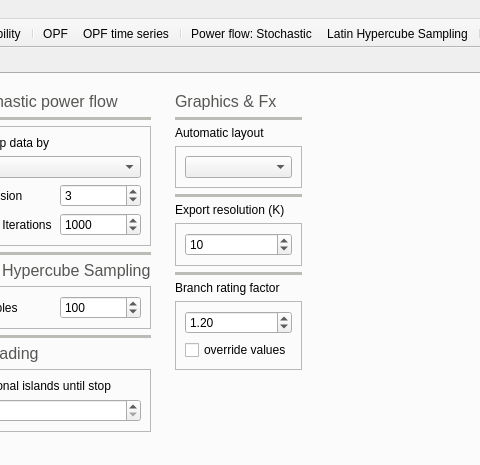
SanPen/GridCal, file UnderDevelopment/GridCal/Gui/Main/MainWindow.ui: the form before one commit; both pictures show x 596 to 1076 and y 0 to 465 of the 1173 by 723 pixel window.
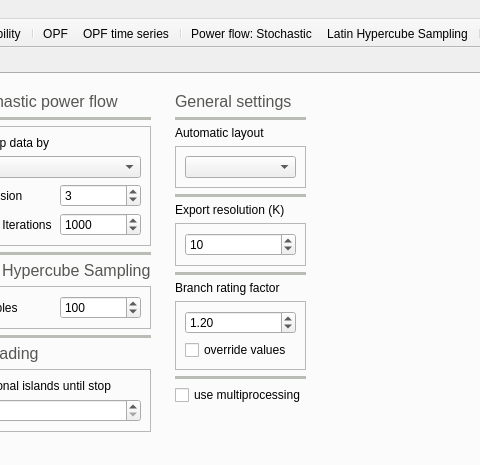
The form after the commit. The open tabs and pages were chosen to show the change. Icons and pictures are not drawn. Custom widgets are drawn as their Qt base class.

What changed in the file:
```diff
--- a/UnderDevelopment/GridCal/Gui/Main/MainWindow.ui
+++ b/UnderDevelopment/GridCal/Gui/Main/MainWindow.ui
@@ -1845,7 +1845,7 @@
               </font>
              </property>
              <property name="text">
-              <string>Graphics &amp; Fx</string>
+              <string>General settings</string>
              </property>
             </widget>
            </item>
@@ -2102,6 +2102,63 @@
              </layout>
             </widget>
            </item>
+           <item>
+            <widget class="Line" name="line_13">
+             <property name="palette">
+              <palette>
+               <active>
+                <colorrole role="WindowText">
+                 <brush brushstyle="SolidPattern">
+                  <color alpha="255">
+                   <red>186</red>
+                   <green>189</green>
+                   <blue>182</blue>
+                  </color>
+                 </brush>
+                </colorrole>
+               </active>
+               <inactive>
+                <colorrole role="WindowText">
+                 <brush brushstyle="SolidPattern">
+                  <color alpha="255">
+                   <red>186</red>
+                   <green>189</green>
+                   <blue>182</blue>
+                  </color>
+                 </brush>
+                </colorrole>
+               </inactive>
+               <disabled>
+                <colorrole role="WindowText">
+                 <brush brushstyle="SolidPattern">
+                  <color alpha="255">
+                   <red>190</red>
+                   <green>190</green>
+                   <blue>190</blue>
+                  </color>
+                 </brush>
+                </colorrole>
+               </disabled>
+              </palette>
+             </property>
+             <property name="frameShadow">
+              <enum>QFrame::Plain</enum>
+             </property>
+             <property name="lineWidth">
+              <number>4</number>
+             </property>
+             <property name="orientation">
+              <enum>Qt::Horizontal</enum>
+             </property>
+            </widget>
+           </item>
+           <item>
+            <widget class="QCheckBox" name="use_multiprocessing_checkBox">
+             <property name="text">
+              <string>use multiprocessing</string>
+             </property>
+            </widget>
+           </item>
            <item>
             <spacer name="verticalSpacer_3">
              <property name="orientation">
```
Left out of the diff: 94 changed lines with no effect on the pictures.
